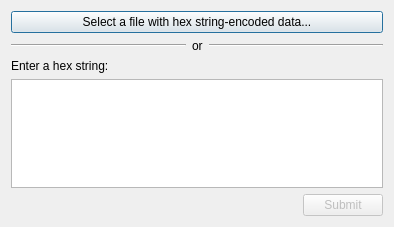
goldest-star/binary-analysis-tool, file src/hobbits-plugins/importerexporters/HexString/hexstringimporter.ui: the form before one commit.
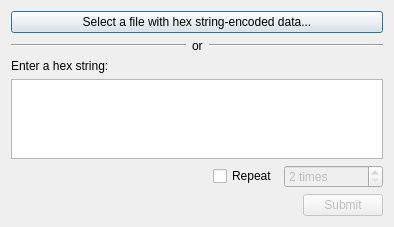
The form after the commit.

Commit message: feat: add repeats and state saving to hex string import manual mode

What changed in the file:
```diff
--- a/src/hobbits-plugins/importerexporters/HexString/hexstringimporter.ui
+++ b/src/hobbits-plugins/importerexporters/HexString/hexstringimporter.ui
@@ -65,6 +65,49 @@
    <item>
     <widget class="QPlainTextEdit" name="te_hexString"/>
    </item>
+   <item>
+    <layout class="QHBoxLayout" name="horizontalLayout_3">
+     <item>
+      <spacer name="horizontalSpacer_2">
+       <property name="orientation">
+        <enum>Qt::Horizontal</enum>
+       </property>
+       <property name="sizeHint" stdset="0">
+        <size>
+         <width>40</width>
+         <height>20</height>
+        </size>
+       </property>
+      </spacer>
+     </item>
+     <item>
+      <widget class="QCheckBox" name="cb_repeat">
+       <property name="layoutDirection">
+        <enum>Qt::LeftToRight</enum>
+       </property>
+       <property name="text">
+        <string>Repeat</string>
+       </property>
+      </widget>
+     </item>
+     <item>
+      <widget class="QSpinBox" name="sb_repeats">
+       <property name="enabled">
+        <bool>false</bool>
+       </property>
+       <property name="suffix">
+        <string> times</string>
+       </property>
+       <property name="minimum">
+        <number>2</number>
+       </property>
+       <property name="maximum">
+        <number>10000000</number>
+       </property>
+      </widget>
+     </item>
+    </layout>
+   </item>
    <item>
     <layout class="QHBoxLayout" name="horizontalLayout_2">
      <item>
```
The commit also changes 3 other files.
